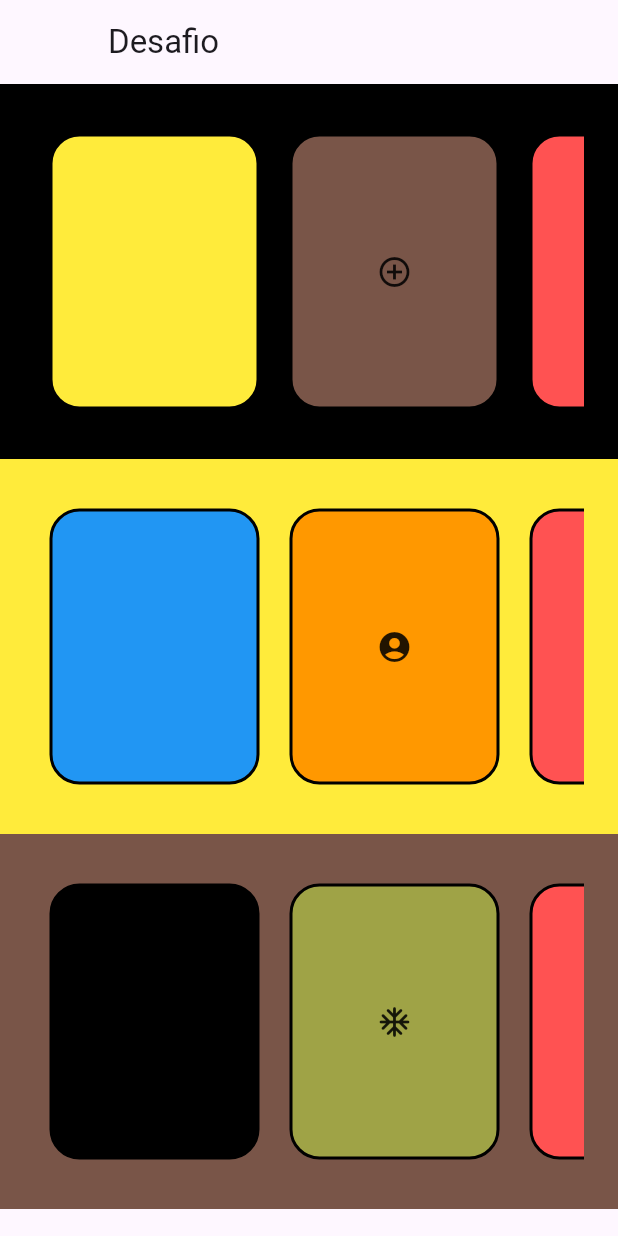
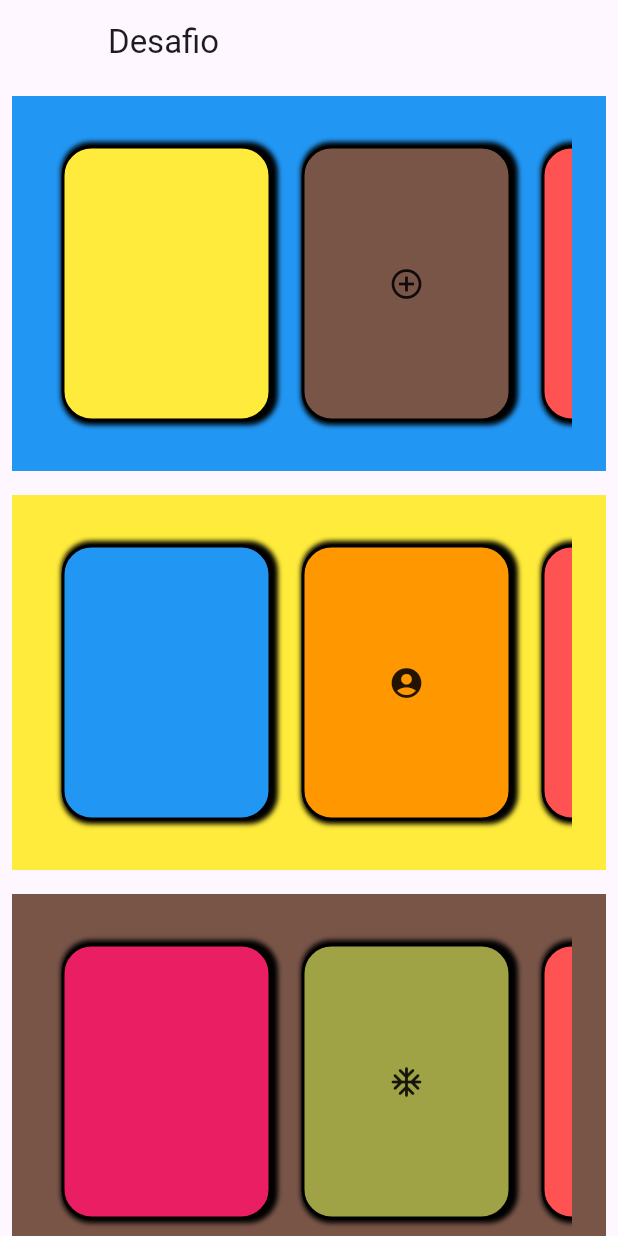
Before and after one commit to PedruHNS/FLUTTER_DESAFIO_STATELESS_ALURA, a Flutter app: the screen it shows after launch, on a phone screen of 412 x 824 dp. Run offline on Flutter 3.47's test engine with Material 2 defaults, Android fonts, the phone set to English and light mode, and no system bars.

Commit message:
melhorando o decoration

```diff
--- a/lib/main.dart
+++ b/lib/main.dart
@@ -23,11 +23,13 @@ class MyApp extends StatelessWidget {
         ),
         body: ListView(
           children: [
-            Container(
+            Padding(
+              padding: const EdgeInsets.all(8.0),
+              child: Container(
                 padding: const EdgeInsets.all(15.0),
                 width: 400,
                 height: 250,
-              color: Colors.black,
+                color: Colors.blue,
                 child: const Catalogo(
                     icone: Icon(Icons.add_circle_outline_outlined),
                     cor1: Colors.yellow,
@@ -35,7 +37,10 @@ class MyApp extends StatelessWidget {
                     cor3: Colors.redAccent,
                     cor4: Colors.purple),
               ),
-            Container(
+            ),
+            Padding(
+              padding: const EdgeInsets.all(8.0),
+              child: Container(
                 padding: const EdgeInsets.all(15.0),
                 width: 400,
                 height: 250,
@@ -47,17 +52,21 @@ class MyApp extends StatelessWidget {
                     cor3: Colors.redAccent,
                     cor4: Colors.purple),
               ),
-            Container(
+            ),
+            Padding(
+              padding: const EdgeInsets.all(8.0),
+              child: Container(
                 padding: const EdgeInsets.all(15.0),
                 width: 400,
                 height: 250,
                 color: Colors.brown,
                 child: const Catalogo(
                     icone: Icon(Icons.ac_unit_rounded),
-                  cor1: Colors.black,
+                    cor1: Colors.pink,
                     cor2: Color.fromARGB(255, 159, 163, 70),
                     cor3: Colors.redAccent,
                     cor4: Colors.purple),
+              ),
             ),
           ],
         ),
@@ -84,7 +93,14 @@ class Card extends StatelessWidget {
             border: Border.all(
               color: Colors.black,
               width: 2,
-            )),
+            ),
+            boxShadow: const [
+              BoxShadow(
+                  color: Colors.black,
+                  blurRadius: 2,
+                  spreadRadius: 2,
+                  offset: Offset(2, 0))
+            ]),
         child: icone,
       ),
     );
@@ -113,10 +129,10 @@ class Catalogo extends StatelessWidget {
       child: ListView(
         scrollDirection: Axis.horizontal,
         children: [
-          Card(cor: cor1),
+          Card(icone: null, cor: cor1),
           Card(icone: icone, cor: cor2),
           Card(icone: icone, cor: cor3),
-          Card(cor: cor4),
+          Card(icone: null, cor: cor4),
         ],
       ),
     );
```
Lines whose indentation alone changed are shown as unchanged.
